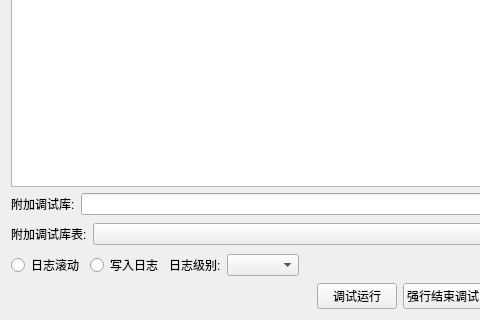
This is ui/vekExtendDebug.ui in gfdgd-xi/vekcode as Qt 5 draws it before an edit; both pictures show x 0 to 480 and y 280 to 600 of the 800 by 600 pixel window. The edited form follows.
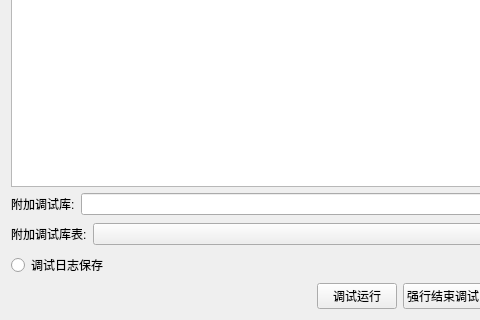
This is the edited form. Icons and pictures are not drawn.

What changed in the file:
```diff
--- a/ui/vekExtendDebug.ui
+++ b/ui/vekExtendDebug.ui
@@ -114,30 +114,10 @@
           <enum>Qt::StrongFocus</enum>
          </property>
          <property name="text">
-          <string>日志滚动</string>
+          <string>调试日志保存</string>
          </property>
         </widget>
        </item>
-       <item>
-        <widget class="QRadioButton" name="radioButton_2">
-         <property name="focusPolicy">
-          <enum>Qt::StrongFocus</enum>
-         </property>
-         <property name="text">
-          <string>写入日志</string>
-         </property>
-        </widget>
-       </item>
-       <item>
-        <widget class="QLabel" name="label_3">
-         <property name="text">
-          <string>日志级别:</string>
-         </property>
-        </widget>
-       </item>
-       <item>
-        <widget class="QComboBox" name="comboBox_logint"/>
-       </item>
        <item>
         <spacer name="horizontalSpacer_3">
          <property name="orientation">
```
Left out of the diff: 2 changed lines with no effect on the pictures.
